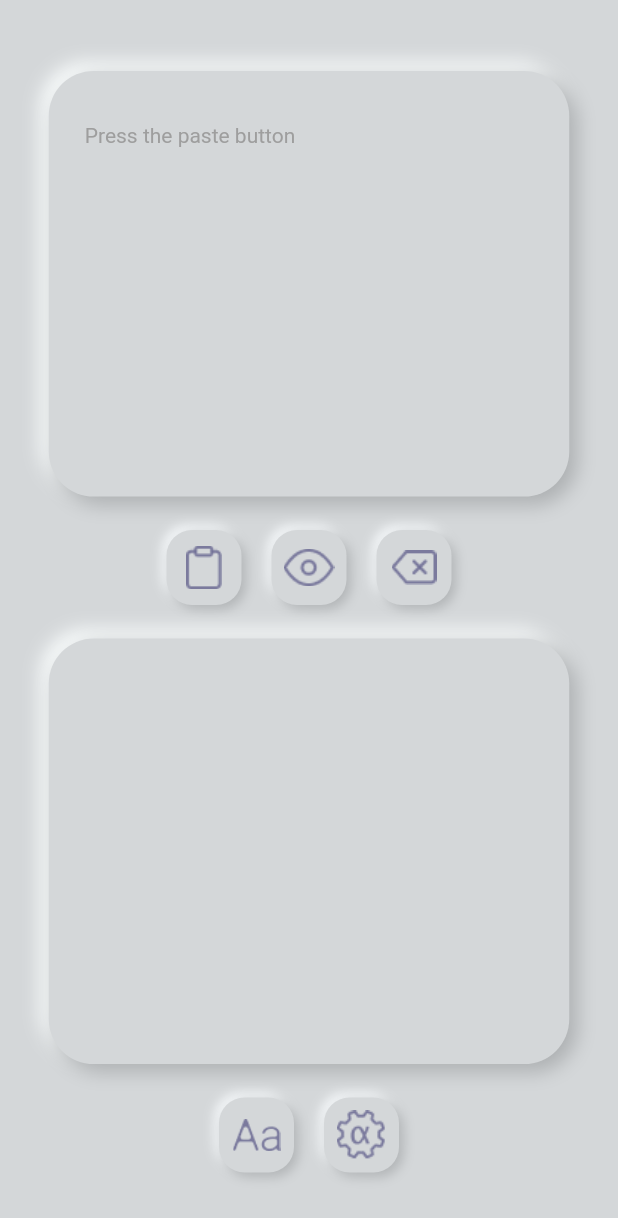
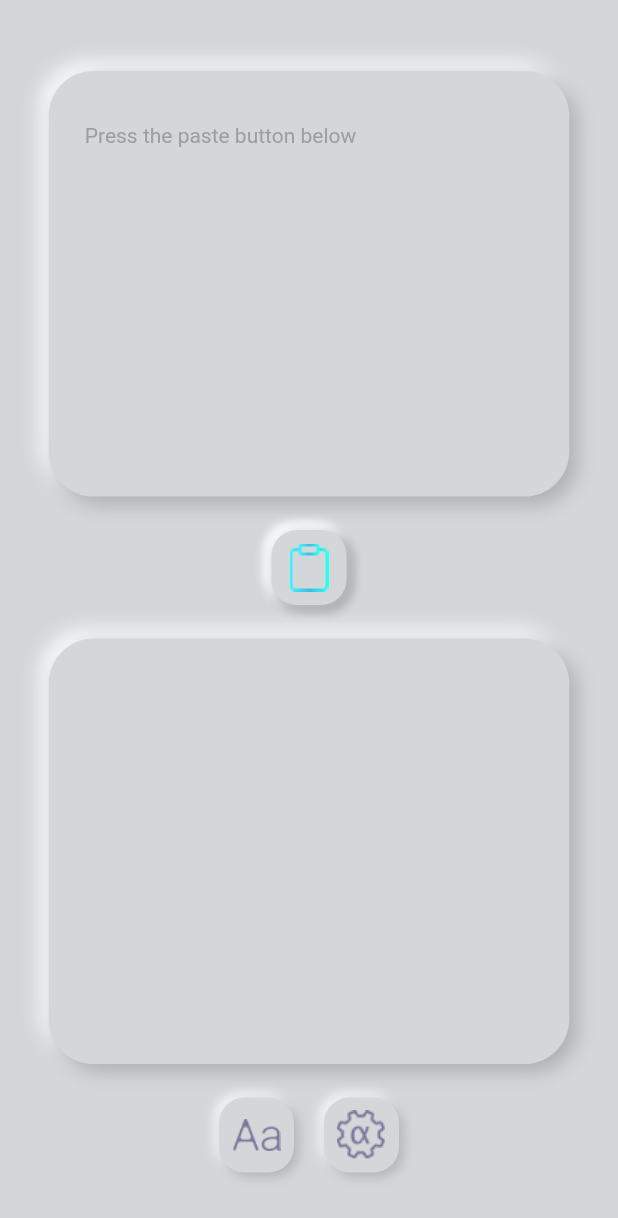
Before and after one commit to leanderSen33/app-greek-translator, a Flutter app: the screen it shows after launch, after a tap on "GET STARTED", on a phone screen of 412 x 824 dp. Shown: the top 1218 px of the screen. Run offline on Flutter 3.47's test engine with Material 2 defaults, Android fonts, the phone set to English and light mode, and no system bars; drawn by our look-alikes of clay_containers; our stand-ins replace animated_text_kit; missing offline and left inert: clipboard, translator; Roboto replaces fonts that are missing (Montserrat).

Commit message:
Change paste button, add Transform animation

```diff
--- a/lib/logic/changeNotifier.dart
+++ b/lib/logic/changeNotifier.dart
@@ -17,7 +17,7 @@ class Data with ChangeNotifier {
   bool getStartedButtonOn = false;
 
   bool pasteButtonOn = false;
-  String pasteIconStatus = 'pasteOff';
+  String pasteIconStatus = 'pasteIcon';
 
   bool visualizeButtonOn = false;
   String visualizeIconStatus = 'eyeOff';
@@ -54,8 +54,9 @@ class Data with ChangeNotifier {
     controllerText1.text = value;
     pasteButtonOn = !pasteButtonOn;
     pasteButtonOn
-        ? pasteIconStatus = 'pasteIcon'
-        : pasteIconStatus = 'pasteOff';
+        ? pasteIconStatus = 'pasteOff'
+        : pasteIconStatus = 'pasteIcon';
+
     notifyListeners();
   }
 
@@ -182,7 +183,7 @@ class Data with ChangeNotifier {
         : returnIconStatus = 'returnOff';
 
     pasteButtonOn = false;
-    pasteIconStatus = 'pasteOff';
+    pasteIconStatus = 'pasteIcon';
     visualizeButtonOn = false;
     visualizeIconStatus = 'eyeOff';
     deleteButtonOn = false;
--- a/lib/screens/firstScreen.dart
+++ b/lib/screens/firstScreen.dart
@@ -4,8 +4,10 @@ import 'package:flutter/rendering.dart';
 import 'package:greekfix/layouts/inputLayout.dart';
 import 'package:greekfix/layouts/colorLayout.dart';
 import 'package:greekfix/utils/buttons.dart';
+import 'package:greekfix/logic/changeNotifier.dart';
+import 'package:provider/provider.dart';
 
-class FirstScreen extends StatelessWidget {
+class FirstScreen extends StatefulWidget {
   const FirstScreen({
     required this.orientation,
     required this.boxSide,
@@ -15,20 +17,52 @@ class FirstScreen extends StatelessWidget {
   final double boxSide;
 
   @override
+  _FirstScreenState createState() => _FirstScreenState();
+}
+
+class _FirstScreenState extends State<FirstScreen>
+    with SingleTickerProviderStateMixin {
+  double getRadiansFromDegree(double degree) {
+    double unitRadian = 57.295779513;
+    return degree / unitRadian;
+  }
+
+  late Animation degOneTranslationAnimation;
+  late AnimationController animationController;
+
+  @override
+  void initState() {
+    animationController =
+        AnimationController(vsync: this, duration: Duration(milliseconds: 170));
+    degOneTranslationAnimation =
+        Tween(begin: 0.0, end: 1.0).animate(animationController);
+    super.initState();
+    animationController.addListener(() {
+      setState(() {});
+    });
+  }
+
+  @override
   Widget build(BuildContext context) {
     return Builder(
       builder: (context) {
-        if (orientation.index == Orientation.landscape.index)
+        if (widget.orientation.index == Orientation.landscape.index)
           return Padding(
             padding: const EdgeInsets.only(left: 30),
             child: Row(
-              children: layoutFirstScreenLandscape(boxSide, orientation),
+              children: layoutFirstScreenLandscape(
+                  widget.boxSide, widget.orientation),
             ),
           );
         else {
           return Column(
             mainAxisAlignment: MainAxisAlignment.center,
-            children: layoutFirstScreenPortrait(boxSide, orientation),
+            children: layoutFirstScreenPortrait(
+                boxSide: widget.boxSide,
+                orientation: widget.orientation,
+                degAnimation: degOneTranslationAnimation,
+                getRadiansFromDegree: getRadiansFromDegree,
+                animationStuff: animationController),
           );
         }
       },
@@ -36,7 +70,12 @@ class FirstScreen extends StatelessWidget {
   }
 }
 
-List<Widget> layoutFirstScreenPortrait(boxSide, orientation) {
+List<Widget> layoutFirstScreenPortrait(
+    {boxSide,
+    orientation,
+    degAnimation,
+    getRadiansFromDegree,
+    animationStuff}) {
   return [
     Expanded(
       child: SizedBox(height: 40),
@@ -49,25 +88,36 @@ List<Widget> layoutFirstScreenPortrait(boxSide, orientation) {
       flex: 2,
       child: Padding(
         padding: const EdgeInsets.all(16.0),
-        child: Row(
-          mainAxisAlignment: MainAxisAlignment.center,
+        child: Stack(
+          alignment: Alignment.center,
           children: [
-            ButtonPaste(),
-            SizedBox(
-              width: 20,
+            // IgnorePointer is the solution for the non responding buttons.
+            IgnorePointer(
+              child: Container(
+                color: Colors.transparent,
+                height: 150.0,
+                width: 200.0,
+              ),
             ),
-            ButtonVisualizeColors(),
-            SizedBox(
-              width: 20,
+            Transform.translate(
+              offset: Offset.fromDirection(
+                  getRadiansFromDegree(180.0), degAnimation.value * 80),
+              child: ButtonVisualizeColors(),
             ),
-            ButtonDelete(),
+            Transform.translate(
+              offset: Offset.fromDirection(
+                  getRadiansFromDegree(0.0), degAnimation.value * 80),
+              child: ButtonDelete(),
+            ),
+            ButtonPaste(animationStuff),
           ],
         ),
       ),
     ),
-
-    //SizedBox(height: 10.0, width: 20.0),
-    Expanded(flex: 6, child: ColorLayout(boxSide, orientation)),
+    Expanded(
+      flex: 6,
+      child: ColorLayout(boxSide, orientation),
+    ),
     Expanded(
       flex: 2,
       child: Padding(
@@ -101,7 +151,7 @@ List<Widget> layoutFirstScreenLandscape(boxSide, orientation) {
       child: Column(
         mainAxisAlignment: MainAxisAlignment.center,
         children: [
-          ButtonPaste(),
+          //ButtonPaste(),
           SizedBox(
             height: 40,
           ),
@@ -131,9 +181,5 @@ List<Widget> layoutFirstScreenLandscape(boxSide, orientation) {
       ),
     ),
     SizedBox(width: 10),
-    // Expanded(
-    //   child: SvgPicture.asset('assets/images/delete.svg',
-    //       semanticsLabel: 'rectangle11stroke'),
-    // ),
   ];
 }
--- a/lib/screens/landingScreen.dart
+++ b/lib/screens/landingScreen.dart
@@ -47,8 +47,7 @@ class LandingScreen extends StatelessWidget {
                         animatedTexts: [
                           TypewriterAnimatedText(
                               'Correct and translate your greek text messages',
-                              speed: Duration(milliseconds: 70),
-                              cursor: '_',
+                              speed: Duration(milliseconds: 50),
                               textAlign: TextAlign.center)
                         ],
                       ),
--- a/lib/utils/buttons.dart
+++ b/lib/utils/buttons.dart
@@ -32,11 +32,19 @@ class ButtonVisualizeColors extends StatelessWidget {
 }
 
 class ButtonPaste extends StatelessWidget {
+  final AnimationController animationStuff;
+  ButtonPaste(this.animationStuff);
+
   @override
   Widget build(BuildContext context) {
     return GestureDetector(
       onTap: () {
         Provider.of<Data>(context, listen: false).clipboardPasteText();
+        if (animationStuff.isCompleted) {
+          animationStuff.reverse();
+        } else {
+          animationStuff.forward();
+        }
       },
       child: ClayContainer(
         color: Color(0XFFD4D7D9),
--- a/lib/utils/texfFieldInput.dart
+++ b/lib/utils/texfFieldInput.dart
@@ -19,7 +19,7 @@ class TextFieldInput extends StatelessWidget {
       decoration: InputDecoration(
         filled: false,
         fillColor: const Color(0XFFD4D7D9),
-        hintText: 'Press the paste button',
+        hintText: 'Press the paste button below',
         hintStyle: kHintStyleFields,
         border: kTextFieldBorder,
       ),
```
